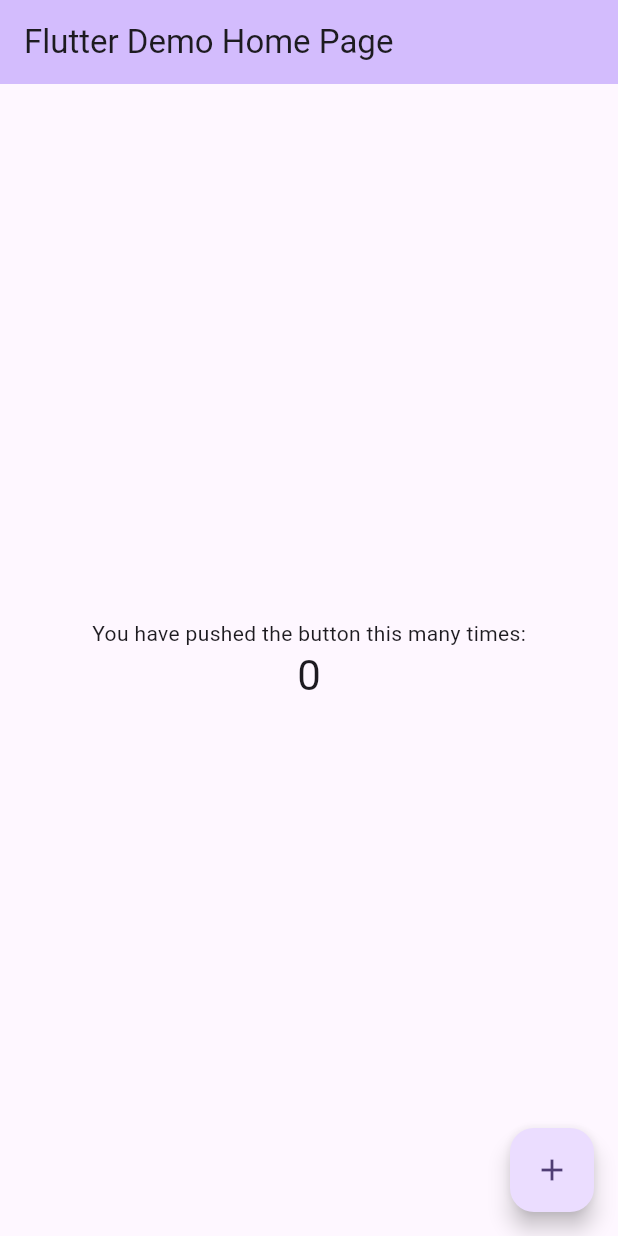
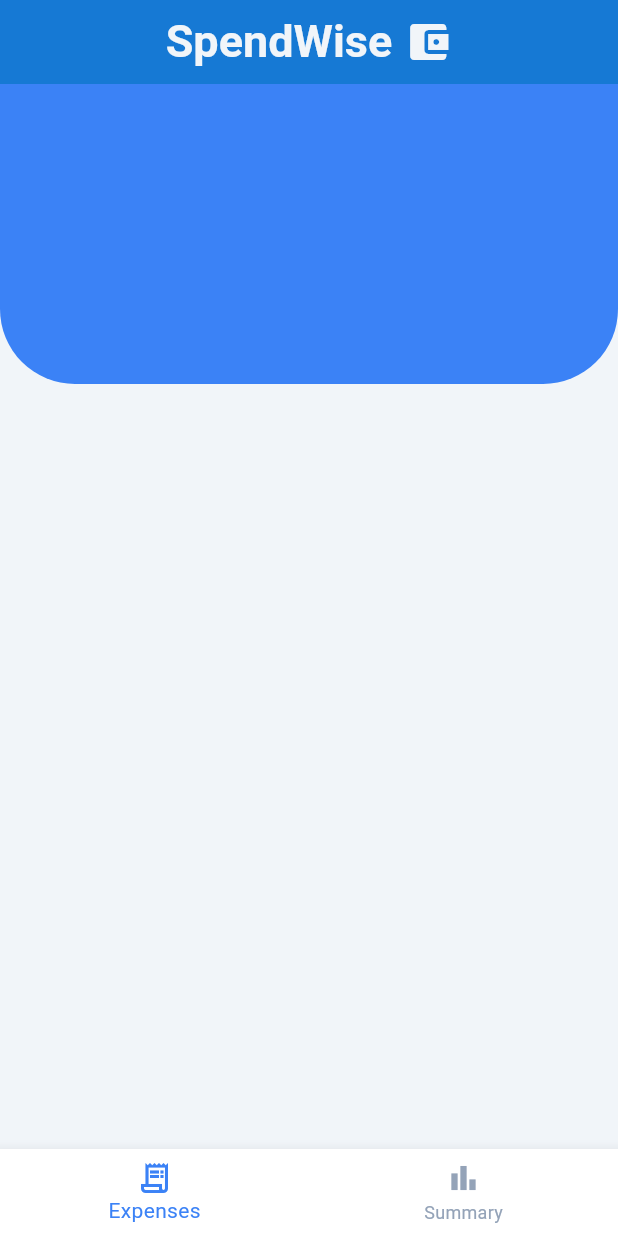
Before and after one commit to Rayyan-Wahid/SpendWise, a Flutter app: the screen it shows after launch, on a phone screen of 412 x 824 dp. Run offline on Flutter 3.47's test engine with Material 3 defaults, Android fonts, the phone set to English and light mode, and no system bars; Roboto replaces fonts that are missing (SF Pro Display).

Commit message:
Implemented Bottom Navigation and Basic UI elements for Expenses screen

```diff
--- /dev/null
+++ b/lib/config/app_colors.dart
@@ -0,0 +1,113 @@
+import 'package:flutter/material.dart';
+
+class AppColors {
+  AppColors._();
+
+  /// Main blue used in hero header background
+  static const Color primary = Color(0xFF1679D4);
+
+  /// Accent blue — FAB, active nav, focused borders, buttons
+  static const Color accent = Color(0xFF3B82F6);
+
+  /// Darker accent — selected pill text
+  static const Color accentDark = Color(0xFF1D4ED8);
+
+  /// Light accent fill — selected pill background, edit button bg
+  static const Color accentLight = Color(0xFFEFF6FF);
+
+  // ── Backgrounds ────────────────────────────────────────────────────
+  /// Page / scaffold background
+  static const Color background = Color(0xFFF1F5F9);
+
+  /// Card / surface background
+  static const Color surface = Color(0xFFFFFFFF);
+
+  /// Input field fill
+  static const Color inputFill = Color(0xFFF8FAFC);
+
+  // ── Text ───────────────────────────────────────────────────────────
+  /// Primary text — titles, amounts, labels
+  static const Color textPrimary = Color(0xFF1E293B);
+
+  /// Muted text — dates, subtitles, hints
+  static const Color textMuted = Color(0xFF94A3B8);
+
+  /// Light muted — empty state icons, dividers
+  static const Color textLight = Color(0xFFCBD5E1);
+
+  /// White text — used on blue hero header
+  static const Color textOnPrimary = Color(0xFFFFFFFF);
+
+  /// Semi-transparent white — hero subtitles
+  static const Color textOnPrimaryMuted = Color(0xB3FFFFFF);
+
+  /// Default card border
+  static const Color border = Color(0x0F000000);
+
+  /// Input field border
+  static const Color inputBorder = Color(0xFFE2E8F0);
+
+  /// Drag handle / dividers
+  static const Color divider = Color(0xFFE2E8F0);
+
+  // ── Semantic ───────────────────────────────────────────────────────
+  /// Delete / danger — trash icon, delete text
+  static const Color danger = Color(0xFFEF4444);
+
+  static const Color dangerLight = Color(0xFFFEF2F2);
+
+  // ── Category colors ────────────────────────────────────────────────
+  static const Color categoryFood = Color(0xFF059669);
+  static const Color categoryFoodBg = Color(0xFFECFDF5);
+
+  static const Color categoryTransport = Color(0xFF3B82F6);
+  static const Color categoryTransportBg = Color(0xFFEFF6FF);
+
+  static const Color categoryUtilities = Color(0xFFD97706);
+  static const Color categoryUtilitiesBg = Color(0xFFFFFBEB);
+
+  static const Color categoryShopping = Color(0xFFEC4899);
+  static const Color categoryShoppingBg = Color(0xFFFDF2F8);
+
+  static const Color categoryHealth = Color(0xFFEF4444);
+  static const Color categoryHealthBg = Color(0xFFFFF1F2);
+
+  static const Color categoryOther = Color(0xFF6B7280);
+  static const Color categoryOtherBg = Color(0xFFF3F4F6);
+
+  /// Returns the color for a category name.
+  static Color forCategory(String category) {
+    switch (category) {
+      case 'Food':
+        return categoryFood;
+      case 'Transport':
+        return categoryTransport;
+      case 'Utilities':
+        return categoryUtilities;
+      case 'Shopping':
+        return categoryShopping;
+      case 'Health':
+        return categoryHealth;
+      default:
+        return categoryOther;
+    }
+  }
+
+  /// Returns the background/fill color for a category name.
+  static Color bgForCategory(String category) {
+    switch (category) {
+      case 'Food':
+        return categoryFoodBg;
+      case 'Transport':
+        return categoryTransportBg;
+      case 'Utilities':
+        return categoryUtilitiesBg;
+      case 'Shopping':
+        return categoryShoppingBg;
+      case 'Health':
+        return categoryHealthBg;
+      default:
+        return categoryOtherBg;
+    }
+  }
+}
--- a/lib/main.dart
+++ b/lib/main.dart
@@ -1,121 +1,89 @@
 import 'package:flutter/material.dart';
+import '../config/app_colors.dart';
+import './screens/expenses.dart';
+import './screens/summary.dart';
 
 void main() {
-  runApp(const MyApp());
+  runApp(const SpendWise());
 }
 
-class MyApp extends StatelessWidget {
-  const MyApp({super.key});
+class SpendWise extends StatelessWidget {
+  const SpendWise({super.key});
 
-  // This widget is the root of your application.
   @override
   Widget build(BuildContext context) {
     return MaterialApp(
-      title: 'Flutter Demo',
+      title: 'SpendWise',
+      debugShowCheckedModeBanner: false,
       theme: ThemeData(
-        // This is the theme of your application.
-        //
-        // TRY THIS: Try running your application with "flutter run". You'll see
-        // the application has a purple toolbar. Then, without quitting the app,
-        // try changing the seedColor in the colorScheme below to Colors.green
-        // and then invoke "hot reload" (save your changes or press the "hot
-        // reload" button in a Flutter-supported IDE, or press "r" if you used
-        // the command line to start the app).
-        //
-        // Notice that the counter didn't reset back to zero; the application
-        // state is not lost during the reload. To reset the state, use hot
-        // restart instead.
-        //
-        // This works for code too, not just values: Most code changes can be
-        // tested with just a hot reload.
-        colorScheme: .fromSeed(seedColor: Colors.deepPurple),
+        fontFamily: 'SF Pro Display',
+        colorScheme: ColorScheme.fromSeed(seedColor: AppColors.primary),
       ),
-      home: const MyHomePage(title: 'Flutter Demo Home Page'),
+      home: const Main(),
     );
   }
 }
 
-class MyHomePage extends StatefulWidget {
-  const MyHomePage({super.key, required this.title});
-
-  // This widget is the home page of your application. It is stateful, meaning
-  // that it has a State object (defined below) that contains fields that affect
-  // how it looks.
-
-  // This class is the configuration for the state. It holds the values (in this
-  // case the title) provided by the parent (in this case the App widget) and
-  // used by the build method of the State. Fields in a Widget subclass are
-  // always marked "final".
-
-  final String title;
+class Main extends StatefulWidget {
+  const Main({super.key});
 
   @override
-  State<MyHomePage> createState() => _MyHomePageState();
+  State<Main> createState() => _MainState();
 }
 
-class _MyHomePageState extends State<MyHomePage> {
-  int _counter = 0;
+class _MainState extends State<Main> {
+  int index = 0;
 
-  void _incrementCounter() {
-    setState(() {
-      // This call to setState tells the Flutter framework that something has
-      // changed in this State, which causes it to rerun the build method below
-      // so that the display can reflect the updated values. If we changed
-      // _counter without calling setState(), then the build method would not be
-      // called again, and so nothing would appear to happen.
-      _counter++;
-    });
-  }
+  final screens = [const ExpensesScreen(), const SummaryScreen()];
 
   @override
   Widget build(BuildContext context) {
-    // This method is rerun every time setState is called, for instance as done
-    // by the _incrementCounter method above.
-    //
-    // The Flutter framework has been optimized to make rerunning build methods
-    // fast, so that you can just rebuild anything that needs updating rather
-    // than having to individually change instances of widgets.
     return Scaffold(
       appBar: AppBar(
-        // TRY THIS: Try changing the color here to a specific color (to
-        // Colors.amber, perhaps?) and trigger a hot reload to see the AppBar
-        // change color while the other colors stay the same.
-        backgroundColor: Theme.of(context).colorScheme.inversePrimary,
-        // Here we take the value from the MyHomePage object that was created by
-        // the App.build method, and use it to set our appbar title.
-        title: Text(widget.title),
-      ),
-      body: Center(
-        // Center is a layout widget. It takes a single child and positions it
-        // in the middle of the parent.
-        child: Column(
-          // Column is also a layout widget. It takes a list of children and
-          // arranges them vertically. By default, it sizes itself to fit its
-          // children horizontally, and tries to be as tall as its parent.
-          //
-          // Column has various properties to control how it sizes itself and
-          // how it positions its children. Here we use mainAxisAlignment to
-          // center the children vertically; the main axis here is the vertical
-          // axis because Columns are vertical (the cross axis would be
-          // horizontal).
-          //
-          // TRY THIS: Invoke "debug painting" (choose the "Toggle Debug Paint"
-          // action in the IDE, or press "p" in the console), to see the
-          // wireframe for each widget.
-          mainAxisAlignment: .center,
+        centerTitle: true,
+        title: Row(
+          mainAxisSize: MainAxisSize.min,
           children: [
-            const Text('You have pushed the button this many times:'),
             Text(
-              '$_counter',
-              style: Theme.of(context).textTheme.headlineMedium,
+              'SpendWise',
+              style: TextStyle(
+                color: AppColors.background,
+                fontSize: 30,
+                fontWeight: FontWeight.bold,
+              ),
+            ),
+            const SizedBox(width: 8),
+            Icon(
+              Icons.account_balance_wallet,
+              color: AppColors.background,
+              size: 32,
             ),
           ],
         ),
+
+        backgroundColor: AppColors.primary,
+        elevation: 0,
       ),
-      floatingActionButton: FloatingActionButton(
-        onPressed: _incrementCounter,
-        tooltip: 'Increment',
-        child: const Icon(Icons.add),
+      body: screens[index],
+      bottomNavigationBar: BottomNavigationBar(
+        currentIndex: index,
+        onTap: (i) => setState(() => index = i),
+
+        backgroundColor: AppColors.surface,
+        selectedItemColor: AppColors.accent,
+        unselectedItemColor: AppColors.textMuted,
+        showUnselectedLabels: true,
+        items: [
+          const BottomNavigationBarItem(
+            icon: Icon(Icons.receipt_long),
+            activeIcon: Icon(Icons.receipt_long_outlined),
+            label: 'Expenses',
+          ),
+          const BottomNavigationBarItem(
+            icon: Icon(Icons.bar_chart),
+            label: 'Summary',
+          ),
+        ],
       ),
     );
   }
--- /dev/null
+++ b/lib/screens/expenses.dart
@@ -0,0 +1,33 @@
+import 'package:flutter/material.dart';
+import '../config/app_colors.dart';
+
+class ExpensesScreen extends StatefulWidget {
+  const ExpensesScreen({super.key});
+
+  @override
+  State<ExpensesScreen> createState() => _ExpensesScreenState();
+}
+
+class _ExpensesScreenState extends State<ExpensesScreen> {
+  @override
+  Widget build(BuildContext context) {
+    return Scaffold(
+      backgroundColor: AppColors.background,
+      body: Column(
+        children: [
+          Container(
+            height: 200,
+            width: double.infinity,
+            decoration: BoxDecoration(
+              color: AppColors.accent, // deep ocean blue
+              borderRadius: const BorderRadius.only(
+                bottomLeft: Radius.circular(50),
+                bottomRight: Radius.circular(50),
+              ),
+            ),
+          ),
+        ],
+      ),
+    );
+  }
+}
--- /dev/null
+++ b/lib/screens/summary.dart
@@ -0,0 +1,23 @@
+import 'package:flutter/material.dart';
+import '../config/app_colors.dart';
+
+class SummaryScreen extends StatefulWidget {
+  const SummaryScreen({super.key});
+
+  @override
+  State<SummaryScreen> createState() => _SummaryScreenState();
+}
+
+class _SummaryScreenState extends State<SummaryScreen> {
+  @override
+  Widget build(BuildContext context) {
+    return Scaffold(
+      body: Center(
+        child: Text(
+          'Summary Screen',
+          style: Theme.of(context).textTheme.headlineMedium,
+        ),
+      ),
+    );
+  }
+}
--- a/pubspec.yaml
+++ b/pubspec.yaml
@@ -30,6 +30,9 @@
 dependencies:
   flutter:
     sdk: flutter
+  fl_chart: ^0.68.0
+  intl: ^0.19.0
+  uuid: ^4.3.3
 
   # The following adds the Cupertino Icons font to your application.
   # Use with the CupertinoIcons class for iOS style icons.
```
Also changed, not shown: pubspec.lock.
